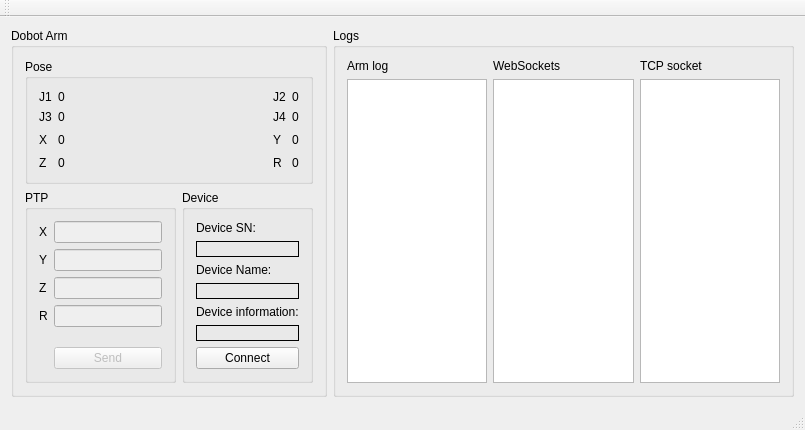
This is mainwindow.ui in marianexyx/DobotChess as Qt 5 draws it before an edit. The edited form follows.
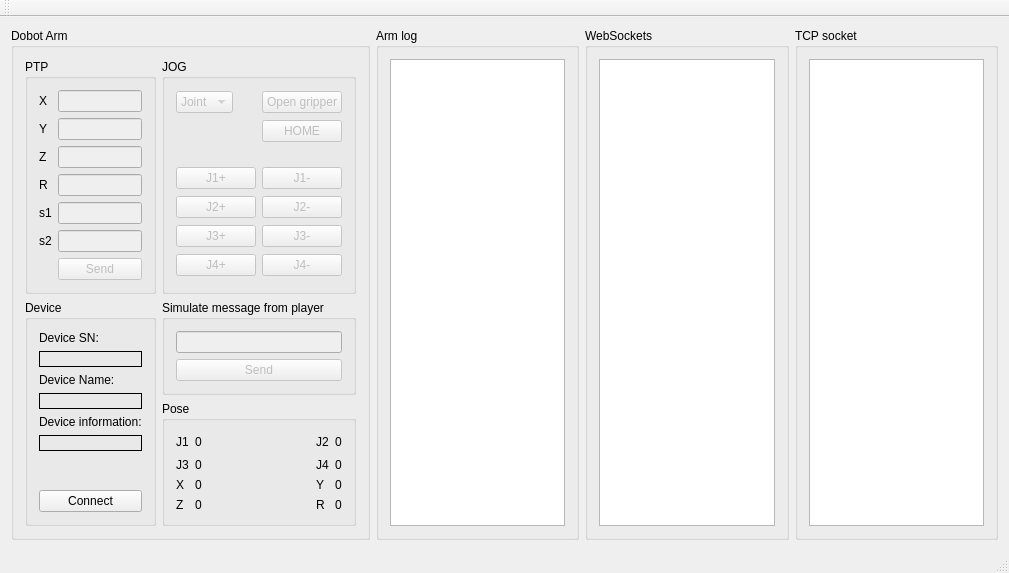
This is the edited form.

```diff
--- a/mainwindow.ui
+++ b/mainwindow.ui
@@ -6,22 +6,41 @@
    <rect>
     <x>0</x>
     <y>0</y>
-    <width>805</width>
-    <height>405</height>
+    <width>1009</width>
+    <height>564</height>
    </rect>
   </property>
   <property name="windowTitle">
    <string>MainWindow</string>
   </property>
   <widget class="QWidget" name="centralWidget">
-   <layout class="QFormLayout" name="formLayout">
-    <item row="0" column="0">
+   <layout class="QGridLayout" name="gridLayout_4">
+    <item row="0" column="2">
+     <widget class="QGroupBox" name="groupBox_7">
+      <property name="title">
+       <string>Arm log</string>
+      </property>
+      <layout class="QVBoxLayout" name="verticalLayout">
+       <item>
+        <widget class="QPlainTextEdit" name="dobot_debug">
+         <property name="readOnly">
+          <bool>true</bool>
+         </property>
+         <property name="overwriteMode">
+          <bool>false</bool>
+         </property>
+        </widget>
+       </item>
+      </layout>
+     </widget>
+    </item>
+    <item row="0" column="0" colspan="2">
      <widget class="QGroupBox" name="groupBox_5">
       <property name="title">
        <string>Dobot Arm</string>
       </property>
-      <layout class="QGridLayout" name="gridLayout_5">
-       <item row="1" column="1">
+      <layout class="QGridLayout" name="gridLayout_9">
+       <item row="1" column="0" rowspan="2">
         <widget class="QGroupBox" name="groupBox">
          <property name="title">
           <string>Device</string>
@@ -107,29 +126,196 @@
          </layout>
         </widget>
        </item>
-       <item row="0" column="0" colspan="2">
+       <item row="0" column="1">
+        <widget class="QGroupBox" name="JOGgroupBox">
+         <property name="title">
+          <string>JOG</string>
+         </property>
+         <layout class="QFormLayout" name="formLayout">
+          <item row="0" column="0">
+           <widget class="QComboBox" name="teachMode">
+            <property name="enabled">
+             <bool>false</bool>
+            </property>
+            <item>
+             <property name="text">
+              <string>Joint</string>
+             </property>
+            </item>
+            <item>
+             <property name="text">
+              <string>Axis</string>
+             </property>
+            </item>
+           </widget>
+          </item>
+          <item row="0" column="1">
+           <widget class="QPushButton" name="gripperBtn">
+            <property name="enabled">
+             <bool>false</bool>
+            </property>
+            <property name="text">
+             <string>Open gripper</string>
+            </property>
+           </widget>
+          </item>
+          <item row="1" column="0">
+           <spacer name="verticalSpacer_3">
+            <property name="orientation">
+             <enum>Qt::Vertical</enum>
+            </property>
+            <property name="sizeHint" stdset="0">
+             <size>
+              <width>20</width>
+              <height>40</height>
+             </size>
+            </property>
+           </spacer>
+          </item>
+          <item row="2" column="0">
+           <widget class="QPushButton" name="baseAngleAddBtn">
+            <property name="enabled">
+             <bool>false</bool>
+            </property>
+            <property name="text">
+             <string>J1+</string>
+            </property>
+           </widget>
+          </item>
+          <item row="2" column="1">
+           <widget class="QPushButton" name="baseAngleSubBtn">
+            <property name="enabled">
+             <bool>false</bool>
+            </property>
+            <property name="text">
+             <string>J1-</string>
+            </property>
+           </widget>
+          </item>
+          <item row="4" column="0">
+           <widget class="QPushButton" name="longArmAddBtn">
+            <property name="enabled">
+             <bool>false</bool>
+            </property>
+            <property name="text">
+             <string>J2+</string>
+            </property>
+           </widget>
+          </item>
+          <item row="4" column="1">
+           <widget class="QPushButton" name="longArmSubBtn">
+            <property name="enabled">
+             <bool>false</bool>
+            </property>
+            <property name="text">
+             <string>J2-</string>
+            </property>
+           </widget>
+          </item>
+          <item row="5" column="0">
+           <widget class="QPushButton" name="shortArmAddBtn">
+            <property name="enabled">
+             <bool>false</bool>
+            </property>
+            <property name="text">
+             <string>J3+</string>
+            </property>
+           </widget>
+          </item>
+          <item row="5" column="1">
+           <widget class="QPushButton" name="shortArmSubBtn">
+            <property name="enabled">
+             <bool>false</bool>
+            </property>
+            <property name="text">
+             <string>J3-</string>
+            </property>
+           </widget>
+          </item>
+          <item row="6" column="0">
+           <widget class="QPushButton" name="rHeadAddBtn">
+            <property name="enabled">
+             <bool>false</bool>
+            </property>
+            <property name="text">
+             <string>J4+</string>
+            </property>
+           </widget>
+          </item>
+          <item row="6" column="1">
+           <widget class="QPushButton" name="rHeadSubBtn">
+            <property name="enabled">
+             <bool>false</bool>
+            </property>
+            <property name="text">
+             <string>J4-</string>
+            </property>
+           </widget>
+          </item>
+          <item row="1" column="1">
+           <widget class="QPushButton" name="homeBtn">
+            <property name="enabled">
+             <bool>false</bool>
+            </property>
+            <property name="text">
+             <string>HOME</string>
+            </property>
+           </widget>
+          </item>
+         </layout>
+        </widget>
+       </item>
+       <item row="1" column="1">
+        <widget class="QGroupBox" name="groupBox_6">
+         <property name="title">
+          <string>Simulate message from player</string>
+         </property>
+         <layout class="QGridLayout" name="gridLayout_6">
+          <item row="3" column="0">
+           <widget class="QPushButton" name="sendSimulatedMsgBtn">
+            <property name="enabled">
+             <bool>false</bool>
+            </property>
+            <property name="text">
+             <string>Send</string>
+            </property>
+            <property name="autoDefault">
+             <bool>true</bool>
+            </property>
+            <property name="default">
+             <bool>true</bool>
+            </property>
+           </widget>
+          </item>
+          <item row="1" column="0">
+           <spacer name="verticalSpacer_4">
+            <property name="orientation">
+             <enum>Qt::Vertical</enum>
+            </property>
+            <property name="sizeHint" stdset="0">
+             <size>
+              <width>20</width>
+              <height>40</height>
+             </size>
+            </property>
+           </spacer>
+          </item>
+          <item row="0" column="0">
+           <widget class="QLineEdit" name="emulatePlayerMsgLineEdit">
+            <property name="enabled">
+             <bool>false</bool>
+            </property>
+           </widget>
+          </item>
+         </layout>
+        </widget>
+       </item>
+       <item row="2" column="1">
         <widget class="QGroupBox" name="groupBox_2">
          <property name="title">
           <string>Pose</string>
          </property>
          <layout class="QGridLayout" name="gridLayout">
-          <item row="1" column="4">
-           <widget class="QLabel" name="joint4Label">
-            <property name="text">
-             <string>0</string>
-            </property>
-           </widget>
-          </item>
-          <item row="0" column="1">
-           <widget class="QLabel" name="joint1Label">
-            <property name="enabled">
-             <bool>true</bool>
-            </property>
-            <property name="text">
-             <string>0</string>
-            </property>
-           </widget>
-          </item>
           <item row="1" column="3">
            <widget class="QLabel" name="label_5">
             <property name="text">
@@ -137,6 +323,23 @@
             </property>
            </widget>
           </item>
+          <item row="1" column="4">
+           <widget class="QLabel" name="joint4Label">
+            <property name="text">
+             <string>0</string>
+            </property>
+           </widget>
+          </item>
+          <item row="0" column="1">
+           <widget class="QLabel" name="joint1Label">
+            <property name="enabled">
+             <bool>true</bool>
+            </property>
+            <property name="text">
+             <string>0</string>
+            </property>
+           </widget>
+          </item>
           <item row="2" column="1">
            <widget class="QLabel" name="xLabel">
             <property name="enabled">
@@ -196,13 +399,6 @@
             </property>
            </widget>
           </item>
-          <item row="3" column="1">
-           <widget class="QLabel" name="zLabel">
-            <property name="text">
-             <string>0</string>
-            </property>
-           </widget>
-          </item>
           <item row="2" column="4">
            <widget class="QLabel" name="yLabel">
             <property name="text">
@@ -231,7 +427,14 @@
             </property>
            </widget>
           </item>
-          <item row="2" column="2">
+          <item row="3" column="1">
+           <widget class="QLabel" name="zLabel">
+            <property name="text">
+             <string>0</string>
+            </property>
+           </widget>
+          </item>
+          <item row="0" column="2">
            <spacer name="horizontalSpacer">
             <property name="orientation">
              <enum>Qt::Horizontal</enum>
@@ -247,26 +450,12 @@
          </layout>
         </widget>
        </item>
-       <item row="1" column="0">
+       <item row="0" column="0">
         <widget class="QGroupBox" name="groupBox_3">
          <property name="title">
           <string>PTP</string>
          </property>
          <layout class="QGridLayout" name="gridLayout_3">
-          <item row="2" column="0">
-           <widget class="QLabel" name="label_19">
-            <property name="text">
-             <string>Z</string>
-            </property>
-           </widget>
-          </item>
-          <item row="2" column="1">
-           <widget class="QLineEdit" name="zPTPEdit">
-            <property name="enabled">
-             <bool>false</bool>
-            </property>
-           </widget>
-          </item>
           <item row="0" column="1">
            <widget class="QLineEdit" name="xPTPEdit">
             <property name="enabled">
@@ -274,13 +463,6 @@
             </property>
            </widget>
           </item>
-          <item row="3" column="1">
-           <widget class="QLineEdit" name="rPTPEdit">
-            <property name="enabled">
-             <bool>false</bool>
-            </property>
-           </widget>
-          </item>
           <item row="0" column="0">
            <widget class="QLabel" name="label_17">
             <property name="text">
@@ -288,16 +470,6 @@
             </property>
            </widget>
           </item>
-          <item row="5" column="1">
-           <widget class="QPushButton" name="sendBtn">
-            <property name="enabled">
-             <bool>false</bool>
-            </property>
-            <property name="text">
-             <string>Send</string>
-            </property>
-           </widget>
-          </item>
           <item row="1" column="0">
            <widget class="QLabel" name="label_18">
             <property name="text">
@@ -305,13 +477,6 @@
             </property>
            </widget>
           </item>
-          <item row="3" column="0">
-           <widget class="QLabel" name="label_20">
-            <property name="text">
-             <string>R</string>
-            </property>
-           </widget>
-          </item>
           <item row="1" column="1">
            <widget class="QLineEdit" name="yPTPEdit">
             <property name="enabled">
@@ -319,7 +484,49 @@
             </property>
            </widget>
           </item>
+          <item row="2" column="0">
+           <widget class="QLabel" name="label_19">
+            <property name="text">
+             <string>Z</string>
+            </property>
+           </widget>
+          </item>
+          <item row="2" column="1">
+           <widget class="QLineEdit" name="zPTPEdit">
+            <property name="enabled">
+             <bool>false</bool>
+            </property>
+           </widget>
+          </item>
+          <item row="3" column="0">
+           <widget class="QLabel" name="label_20">
+            <property name="text">
+             <string>R</string>
+            </property>
+           </widget>
+          </item>
+          <item row="3" column="1">
+           <widget class="QLineEdit" name="rPTPEdit">
+            <property name="enabled">
+             <bool>false</bool>
+            </property>
+           </widget>
+          </item>
+          <item row="4" column="0">
+           <widget class="QLabel" name="label_12">
+            <property name="text">
+             <string>s1</string>
+            </property>
+           </widget>
+          </item>
           <item row="4" column="1">
+           <widget class="QLineEdit" name="servo1GripperEdit">
+            <property name="enabled">
+             <bool>false</bool>
+            </property>
+           </widget>
+          </item>
+          <item row="6" column="1">
            <spacer name="verticalSpacer">
             <property name="orientation">
              <enum>Qt::Vertical</enum>
@@ -332,66 +539,77 @@
             </property>
            </spacer>
           </item>
+          <item row="7" column="1">
+           <widget class="QPushButton" name="sendBtn">
+            <property name="enabled">
+             <bool>false</bool>
+            </property>
+            <property name="text">
+             <string>Send</string>
+            </property>
+           </widget>
+          </item>
+          <item row="5" column="1">
+           <widget class="QLineEdit" name="servo2GripperEdit">
+            <property name="enabled">
+             <bool>false</bool>
+            </property>
+           </widget>
+          </item>
+          <item row="5" column="0">
+           <widget class="QLabel" name="label_13">
+            <property name="text">
+             <string>s2</string>
+            </property>
+           </widget>
+          </item>
          </layout>
         </widget>
        </item>
       </layout>
+      <zorder>groupBox</zorder>
+      <zorder>groupBox_2</zorder>
+      <zorder>groupBox_3</zorder>
+      <zorder>JOGgroupBox</zorder>
+      <zorder>groupBox_6</zorder>
      </widget>
     </item>
-    <item row="0" column="1">
-     <widget class="QGroupBox" name="groupBox_4">
+    <item row="0" column="3">
+     <widget class="QGroupBox" name="groupBox_8">
       <property name="title">
-       <string>Logs</string>
+       <string>WebSockets</string>
       </property>
-      <layout class="QGridLayout" name="gridLayout_4">
+      <layout class="QGridLayout" name="gridLayout_7">
        <item row="0" column="0">
-        <widget class="QLabel" name="label_14">
-         <property name="text">
-          <string>Arm log</string>
-         </property>
-        </widget>
-       </item>
-       <item row="0" column="1">
-        <widget class="QLabel" name="label_12">
-         <property name="text">
-          <string>WebSockets</string>
-         </property>
-        </widget>
-       </item>
-       <item row="0" column="2">
-        <widget class="QLabel" name="label_13">
-         <property name="text">
-          <string>TCP socket</string>
-         </property>
-        </widget>
-       </item>
-       <item row="1" column="0">
-        <widget class="QPlainTextEdit" name="dobot_debug">
-         <property name="readOnly">
-          <bool>true</bool>
-         </property>
-         <property name="overwriteMode">
-          <bool>false</bool>
-         </property>
-        </widget>
-       </item>
-       <item row="1" column="1">
         <widget class="QPlainTextEdit" name="websocket_debug"/>
        </item>
-       <item row="1" column="2">
+      </layout>
+     </widget>
+    </item>
+    <item row="0" column="4">
+     <widget class="QGroupBox" name="groupBox_9">
+      <property name="title">
+       <string>TCP socket</string>
+      </property>
+      <layout class="QGridLayout" name="gridLayout_8">
+       <item row="0" column="0">
         <widget class="QPlainTextEdit" name="tcp_debug"/>
        </item>
       </layout>
      </widget>
     </item>
    </layout>
+   <zorder>groupBox_5</zorder>
+   <zorder>groupBox_7</zorder>
+   <zorder>groupBox_8</zorder>
+   <zorder>groupBox_9</zorder>
   </widget>
   <widget class="QMenuBar" name="menuBar">
    <property name="geometry">
     <rect>
      <x>0</x>
      <y>0</y>
-     <width>805</width>
+     <width>1009</width>
      <height>18</height>
     </rect>
    </property>
```
Left out of the diff: 2 changed lines with no effect on the pictures.
